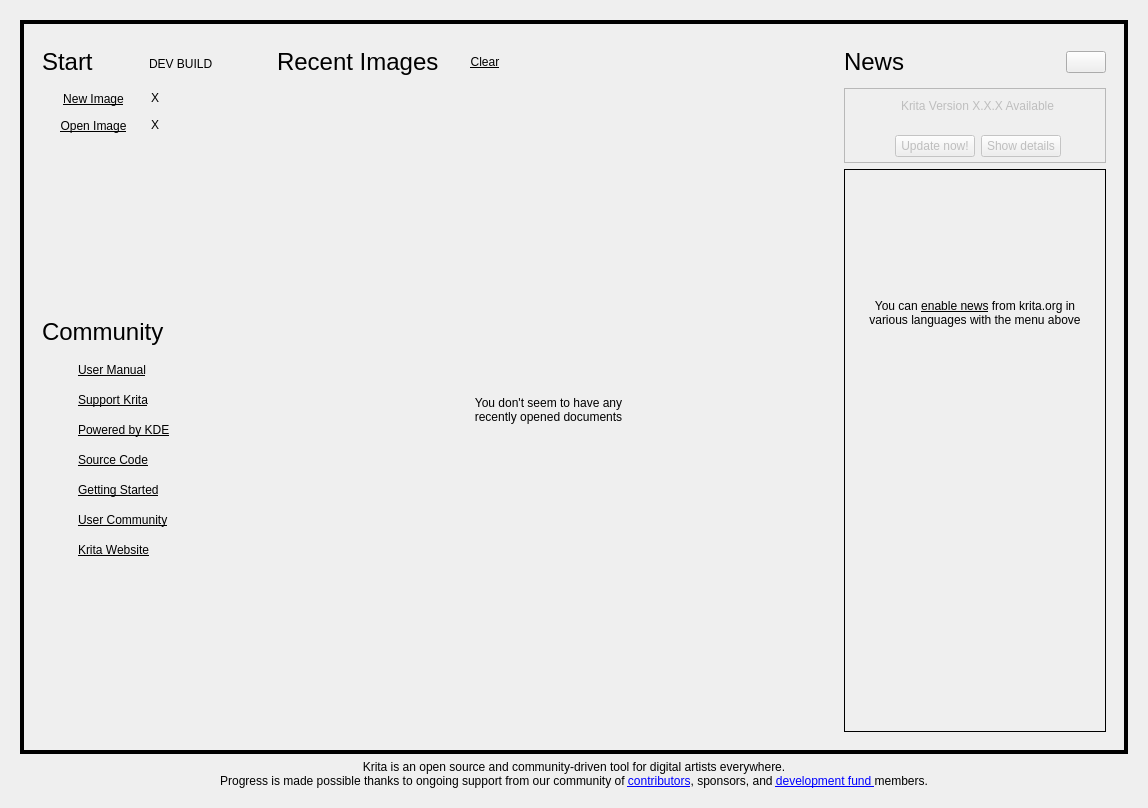
This is libs/ui/forms/KisWelcomePage.ui in KDE/krita as Qt 5 draws it before an edit. The edited form follows.
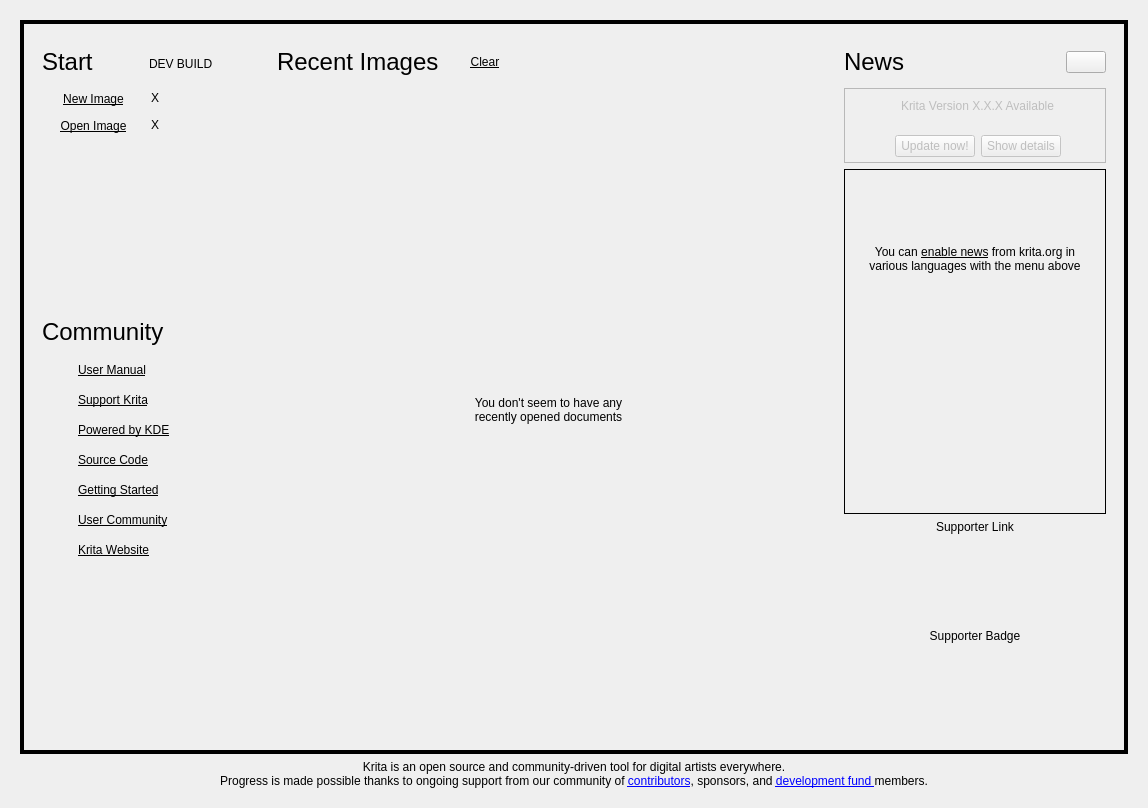
This is the edited form. Custom widgets are drawn as their Qt base class.

Commit message: [android] Make IAP and supporter badge work again

What changed in the file:
```diff
--- a/libs/ui/forms/KisWelcomePage.ui
+++ b/libs/ui/forms/KisWelcomePage.ui
@@ -1522,6 +1522,83 @@
            </layout>
           </widget>
          </item>
+         <item>
+          <widget class="QLabel" name="donationLink">
+           <property name="text">
+            <string notr="true">Supporter Link</string>
+           </property>
+           <property name="alignment">
+            <set>Qt::AlignCenter</set>
+           </property>
+           <property name="wordWrap">
+            <bool>true</bool>
+           </property>
+          </widget>
+         </item>
+         <item>
+          <layout class="QHBoxLayout" name="supporterBadgeLayout">
+           <property name="spacing">
+            <number>0</number>
+           </property>
+           <item>
+            <spacer name="leftSupporterBadgeSpacer">
+             <property name="orientation">
+              <enum>Qt::Horizontal</enum>
+             </property>
+             <property name="sizeHint" stdset="0">
+              <size>
+               <width>0</width>
+               <height>0</height>
+              </size>
+             </property>
+            </spacer>
+           </item>
+           <item>
+            <widget class="QLabel" name="supporterBadge">
+             <property name="sizePolicy">
+              <sizepolicy hsizetype="Fixed" vsizetype="Fixed">
+               <horstretch>0</horstretch>
+               <verstretch>0</verstretch>
+              </sizepolicy>
+             </property>
+             <property name="minimumSize">
+              <size>
+               <width>150</width>
+               <height>192</height>
+              </size>
+             </property>
+             <property name="maximumSize">
+              <size>
+               <width>150</width>
+               <height>192</height>
+              </size>
+             </property>
+             <property name="text">
+              <string notr="true">Supporter Badge</string>
+             </property>
+             <property name="scaledContents">
+              <bool>true</bool>
+             </property>
+             <property name="alignment">
+              <set>Qt::AlignCenter</set>
+             </property>
+            </widget>
+           </item>
+           <item>
+            <spacer name="rightSupporterBadgeSpacer">
+             <property name="orientation">
+              <enum>Qt::Horizontal</enum>
+             </property>
+             <property name="sizeHint" stdset="0">
+              <size>
+               <width>0</width>
+               <height>0</height>
+              </size>
+             </property>
+            </spacer>
+           </item>
+          </layout>
+         </item>
         </layout>
        </widget>
       </item>
```
The commit also changes 10 other files.
